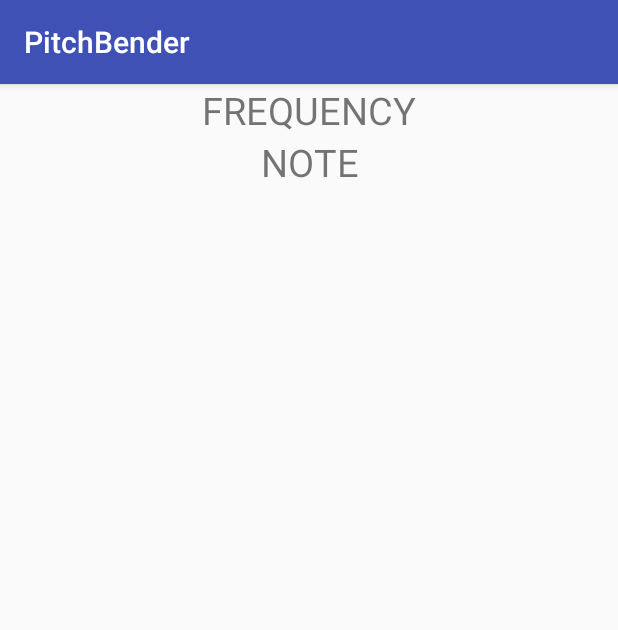
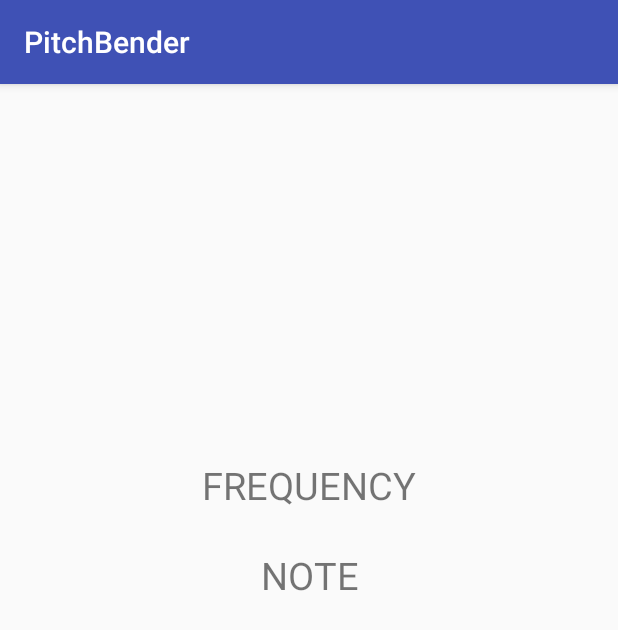
Before and after one commit to jinnandtonic/PitchBender, an Android app: the screen it shows after launch (PitchDetectionActivity), on a phone screen of 412 x 824 dp. Shown: the top 630 px of the screen. Run offline under Robolectric (Android 15) with nearby library versions, the phone set to English and light mode, and no system bars; 2 statements that could not run were skipped.

Commit message:
changed layout

```diff
--- a/app/src/main/res/layout/activity_pitch_detection.xml
+++ b/app/src/main/res/layout/activity_pitch_detection.xml
@@ -15,6 +15,7 @@
         android:layout_height="wrap_content"
         android:textAlignment="center"
         android:textSize="25sp"
+        android:layout_marginTop="250dp"
         android:text="FREQUENCY"/>
 
     <TextView
@@ -23,5 +24,6 @@
         android:layout_height="wrap_content"
         android:textAlignment="center"
         android:textSize="25sp"
+        android:layout_marginTop="25dp"
         android:text="NOTE"/>
 </LinearLayout>
```
